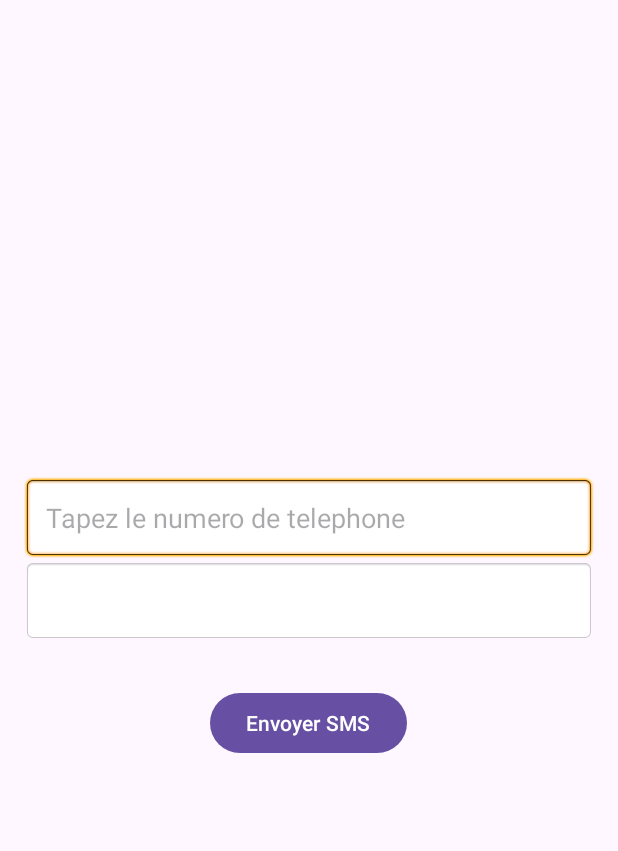
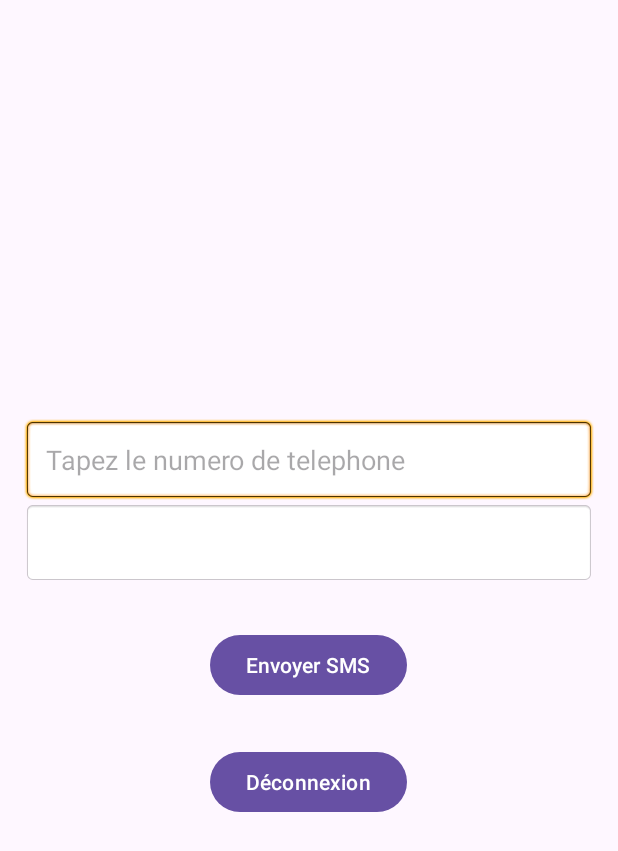
Before and after one commit to elaiboudimane/SMS-Sender, an Android app: the MainActivity screen opened directly, with no data from a screen before it, on a phone screen of 412 x 824 dp. Shown: the top 851 px of the screen. Run offline under Robolectric (Android 15) with nearby library versions, the phone set to English and light mode, and no system bars.

```diff
--- a/app/src/main/java/com/example/send_s/MainActivity.java
+++ b/app/src/main/java/com/example/send_s/MainActivity.java
@@ -5,6 +5,7 @@ import androidx.appcompat.app.AppCompatActivity;
 import androidx.core.app.ActivityCompat;
 import androidx.core.content.ContextCompat;
 
+import android.content.Intent;
 import android.content.pm.PackageManager;
 import android.os.Bundle;
 import android.telephony.SmsManager;
@@ -14,6 +15,9 @@ import android.widget.EditText;
 
 import android.Manifest;
 import android.widget.Toast;
+
+import com.example.send_s.ui.login.LoginActivity;
+
 
 public class MainActivity extends AppCompatActivity {
 
@@ -26,10 +30,13 @@ public class MainActivity extends AppCompatActivity {
         super.onCreate(savedInstanceState);
         setContentView(R.layout.activity_main);
 
+
         //Initialisation des variables
         editTextMessage = findViewById(R.id.editTextMessage);
         editTextPhone = findViewById(R.id.editTextPhone);
         btnSend = findViewById(R.id.btnSend);
+
+        Button btnLogout = findViewById(R.id.btnLogout);
 
         //Listener pour le boutton d'envoie
         btnSend.setOnClickListener(new View.OnClickListener() {
@@ -44,6 +51,15 @@ public class MainActivity extends AppCompatActivity {
                     //Quand la permission est 'not granted' faut demander la permission
                     ActivityCompat.requestPermissions(MainActivity.this, new String[]{Manifest.permission.SEND_SMS},100);
                 }
+            }
+        });
+
+        btnLogout.setOnClickListener(new View.OnClickListener() {
+            @Override
+            public void onClick(View v) {
+                Intent intent = new Intent(MainActivity.this, LoginActivity.class);
+                startActivity(intent);
+                finish();
             }
         });
     }
--- a/app/src/main/res/layout/activity_main.xml
+++ b/app/src/main/res/layout/activity_main.xml
@@ -39,5 +39,12 @@
         android:layout_width="wrap_content"
         android:layout_height="wrap_content"/>
 
+    <Button
+        android:id="@+id/btnLogout"
+        android:layout_width="wrap_content"
+        android:layout_height="wrap_content"
+        android:layout_marginTop="30dp"
+        android:text="Déconnexion" />
+
 
 </LinearLayout>
```
